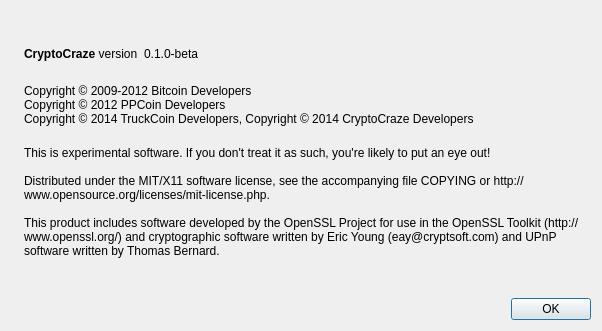
This is src/qt/forms/aboutdialog.ui in cryptocraze101/CryptoCraze as Qt 5 draws it before an edit. The edited form follows.
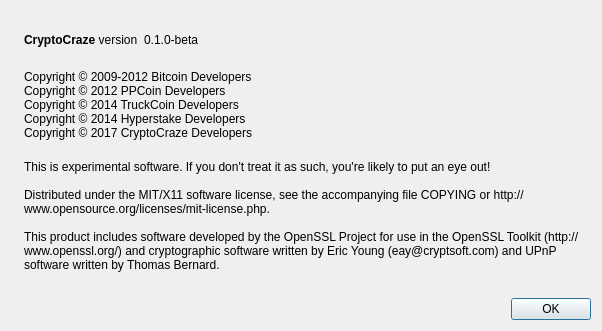
This is the edited form. Icons and pictures are not drawn.

Commit message: change to about form

```diff
--- a/src/qt/forms/aboutdialog.ui
+++ b/src/qt/forms/aboutdialog.ui
@@ -97,7 +97,9 @@
         <string>
 Copyright © 2009-2012 Bitcoin Developers
 Copyright © 2012 PPCoin Developers
-Copyright © 2014 TruckCoin Developers, Copyright © 2014 CryptoCraze Developers
+Copyright © 2014 TruckCoin Developers
+Copyright © 2014 Hyperstake Developers
+Copyright © 2017 CryptoCraze Developers
 </string>
        </property>
        <property name="textInteractionFlags">
```
Left out of the diff: 7 changed lines with no effect on the pictures. The commit also changes 3 other files.
